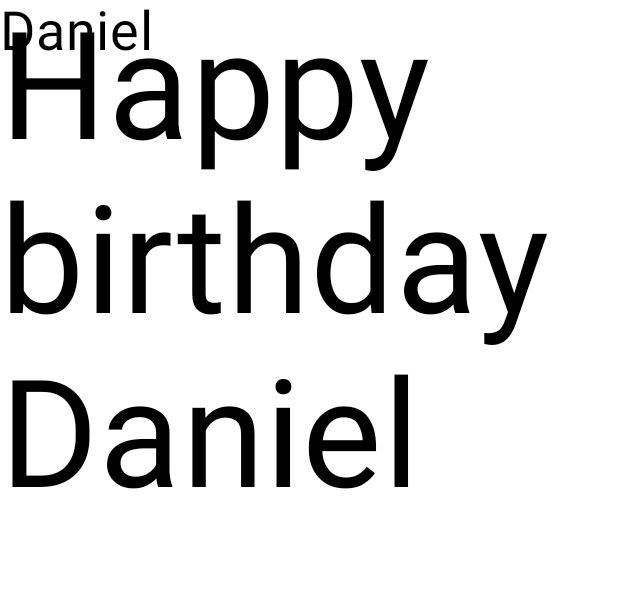
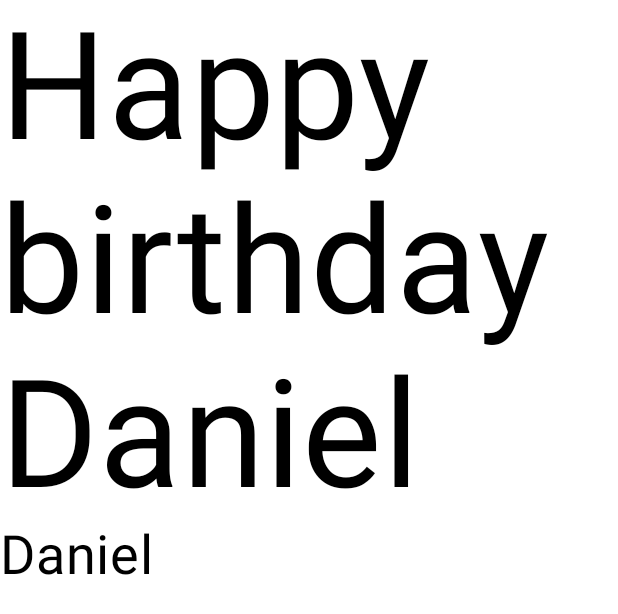
Before and after one commit to Dalmuster/CicloVida, an Android app built with Jetpack Compose: the @Preview function BirthdayCardPreview, on a phone screen of 412 x 824 dp. Shown: the top 614 px of the screen. Run offline under Robolectric (Android 15) with nearby library versions, the phone set to English and light mode, and no system bars.

Commit message:
Apartado 8-Prueba con row y column

```diff
--- a/app/src/main/java/com/example/ciclovida/MainActivity.kt
+++ b/app/src/main/java/com/example/ciclovida/MainActivity.kt
@@ -5,6 +5,8 @@ import android.util.Log
 import androidx.activity.ComponentActivity
 import androidx.activity.compose.setContent
 import androidx.activity.enableEdgeToEdge
+import androidx.compose.foundation.layout.Column
+import androidx.compose.foundation.layout.Row
 import androidx.compose.foundation.layout.fillMaxSize
 import androidx.compose.foundation.layout.padding
 import androidx.compose.material3.MaterialTheme
@@ -72,6 +74,7 @@ class MainActivity : ComponentActivity() {
 
 @Composable
 fun GreetingText(message:String, from:String, modifier: Modifier = Modifier) {
+    Column (modifier = modifier){
         Text(
             text = message,
             fontSize = 100.sp,
@@ -82,6 +85,7 @@ fun GreetingText(message:String, from:String, modifier: Modifier = Modifier) {
             fontSize = 36.sp
         )
     }
+}
 
 @Preview(showBackground = true)
 @Composable
```
Lines whose indentation alone changed are shown as unchanged.
